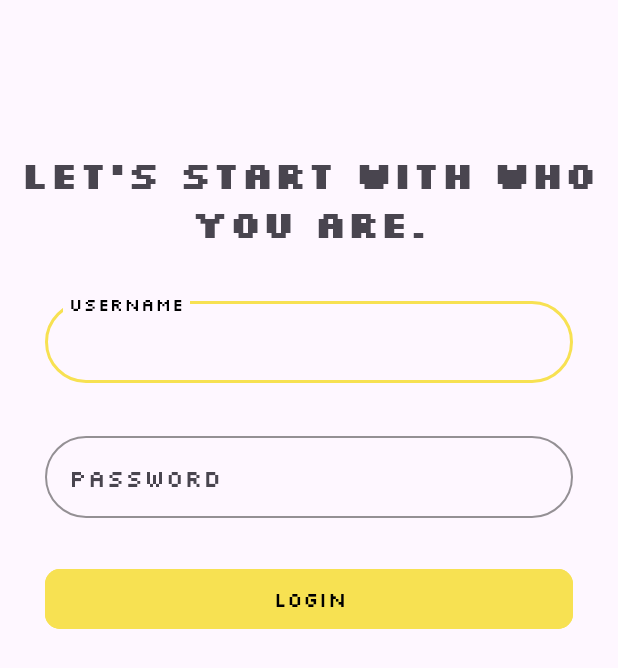
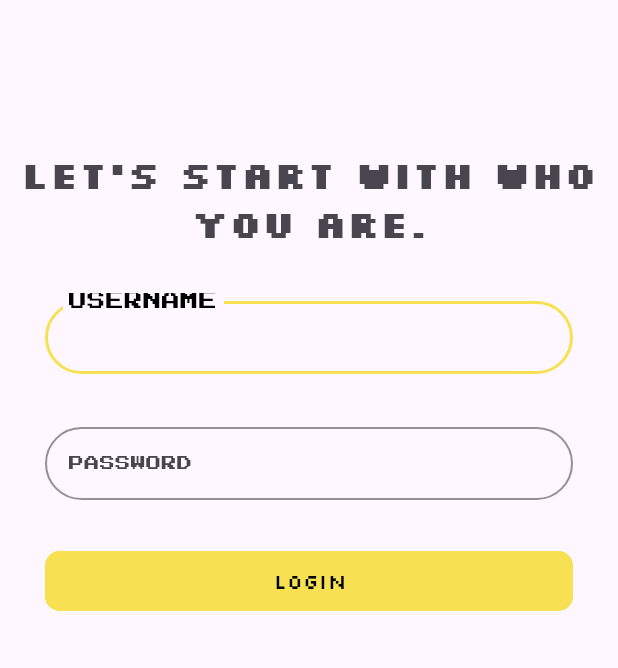
Before and after one commit to Aintor/androidCA, an Android app: the screen it shows after launch (MainActivity), on a phone screen of 412 x 824 dp. Shown: the top 668 px of the screen. Run offline under Robolectric (Android 15) with nearby library versions, the phone set to English and light mode, and no system bars; 1 statement that could not run was skipped.

Commit message:
some fixes to login fragment

```diff
--- a/app/src/main/res/layout/fragment_login.xml
+++ b/app/src/main/res/layout/fragment_login.xml
@@ -2,10 +2,7 @@
 <androidx.constraintlayout.widget.ConstraintLayout xmlns:android="http://schemas.android.com/apk/res/android"
     android:layout_width="match_parent"
     android:layout_height="match_parent"
-    xmlns:app="http://schemas.android.com/apk/res-auto"
-    android:id="@+id/main"
-    xmlns:tools="http://schemas.android.com/tools"
-    tools:context=".MainActivity">
+    xmlns:app="http://schemas.android.com/apk/res-auto">
     <com.airbnb.lottie.LottieAnimationView
         android:layout_width="wrap_content"
         android:layout_height="wrap_content"
@@ -46,7 +43,8 @@
             android:layout_width="match_parent"
             android:layout_height="wrap_content"
             android:id="@+id/username_input"
-            android:fontFamily="@font/normal"
+            android:fontFamily="@font/theme"
+            android:textSize="@dimen/input_size"
             android:inputType="text" />
     </com.google.android.material.textfield.TextInputLayout>
     <com.google.android.material.textfield.TextInputLayout
@@ -65,7 +63,8 @@
             android:layout_width="match_parent"
             android:layout_height="wrap_content"
             android:id="@+id/password_input"
-            android:fontFamily="@font/normal"
+            android:fontFamily="@font/theme"
+            android:textSize="@dimen/input_size"
             android:inputType="textPassword"/>
     </com.google.android.material.textfield.TextInputLayout>
     <Button
--- a/app/src/main/res/values/dimens.xml
+++ b/app/src/main/res/values/dimens.xml
@@ -4,4 +4,5 @@
     <dimen name="radius">30dp</dimen>
     <dimen name="button_radius">10dp</dimen>
     <dimen name="normal_size">10sp</dimen>
+    <dimen name="input_size">10sp</dimen>
 </resources>
--- a/app/src/main/res/values/strings.xml
+++ b/app/src/main/res/values/strings.xml
@@ -4,4 +4,6 @@
     <string name="username_hint">USERNAME</string>
     <string name="password_hint">PASSWORD</string>
     <string name="login_submission">Login</string>
+    <string name="fetch_title">Pick your photos</string>
+
 </resources>
```
Also changed, not shown: app/src/main/res/layout/fragment_fetch.xml (+13 -2 lines), app/src/main/res/font/theme.ttf (added), 1 other file.
